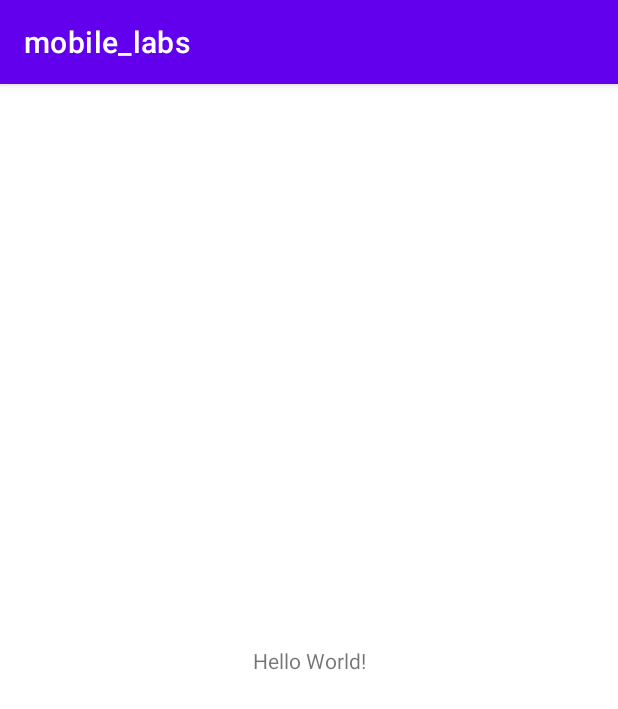
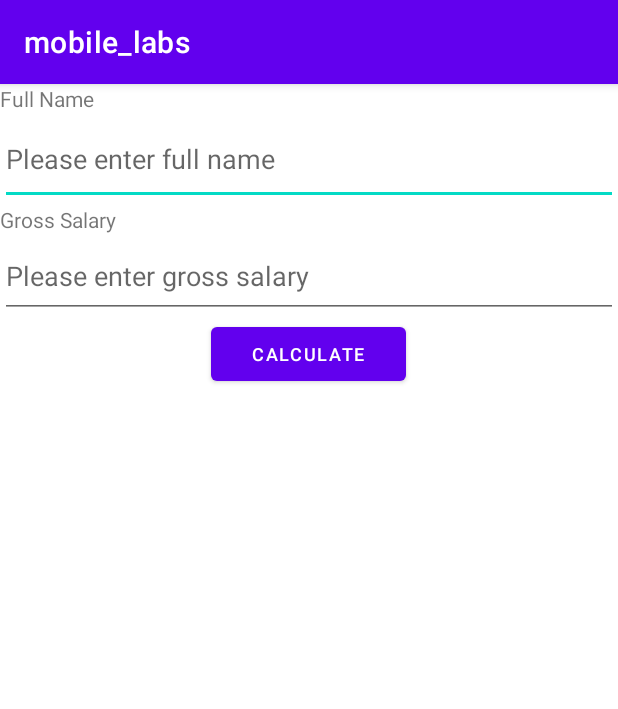
Before and after one commit to huylamuit/mobile_labs_20521389, an Android app: the screen it shows after launch (MainActivity), on a phone screen of 412 x 824 dp. Shown: the top 709 px of the screen. Run offline under Robolectric (Android 15) with nearby library versions, the phone set to English and light mode, and no system bars.

Commit message:
first commit

```diff
--- a/app/src/main/java/com/example/mobile_labs/MainActivity.kt
+++ b/app/src/main/java/com/example/mobile_labs/MainActivity.kt
@@ -1,11 +1,37 @@
 package com.example.mobile_labs
 
+import android.annotation.SuppressLint
 import androidx.appcompat.app.AppCompatActivity
 import android.os.Bundle
+import android.widget.*
 
 class MainActivity : AppCompatActivity() {
+    @SuppressLint("MissingInflatedId")
     override fun onCreate(savedInstanceState: Bundle?) {
         super.onCreate(savedInstanceState)
         setContentView(R.layout.activity_main)
+        println("hello")
+        var a:Person = Person()
+
+        val arrayAdapter: ArrayAdapter<*>
+
+        val result:MutableList<String> = mutableListOf()
+
+        val txtName = findViewById<EditText>(R.id.editTextTextPersonName)
+        val txtSalary = findViewById<EditText>(R.id.editSalary)
+        val btnCal = findViewById<Button>(R.id.button)
+        btnCal.setOnClickListener(){
+            val arrayAdapter: ArrayAdapter<*>
+
+            a.name = txtName.text.toString()
+            a.salary =txtSalary.text.toString().toDouble()
+            a.salary = a.calGrossSalary()
+            result.add(a.printInfo())
+            var mListView = findViewById<ListView>(R.id.listResult)
+            arrayAdapter = ArrayAdapter(this,
+                android.R.layout.simple_list_item_1,0, result.toTypedArray())
+            mListView.adapter = arrayAdapter
+        }
+
     }
 }
--- a/app/src/main/res/layout/activity_main.xml
+++ b/app/src/main/res/layout/activity_main.xml
@@ -1,18 +1,54 @@
 <?xml version="1.0" encoding="utf-8"?>
-<androidx.constraintlayout.widget.ConstraintLayout xmlns:android="http://schemas.android.com/apk/res/android"
-    xmlns:app="http://schemas.android.com/apk/res-auto"
-    xmlns:tools="http://schemas.android.com/tools"
+<ScrollView xmlns:android="http://schemas.android.com/apk/res/android"
+    android:id="@+id/scrollView"
     android:layout_width="match_parent"
-    android:layout_height="match_parent"
-    tools:context=".MainActivity">
+    android:layout_height="wrap_content">
 
-    <TextView
-        android:layout_width="wrap_content"
+
+    <LinearLayout
+        android:layout_width="match_parent"
         android:layout_height="wrap_content"
-        android:text="Hello World!"
-        app:layout_constraintBottom_toBottomOf="parent"
-        app:layout_constraintEnd_toEndOf="parent"
-        app:layout_constraintStart_toStartOf="parent"
-        app:layout_constraintTop_toTopOf="parent" />
+        android:orientation="vertical">
 
-</androidx.constraintlayout.widget.ConstraintLayout>
+        <TextView
+            android:id="@+id/textView"
+            android:layout_width="match_parent"
+            android:layout_height="wrap_content"
+            android:text="Full Name" />
+
+        <EditText
+            android:id="@+id/editTextTextPersonName"
+            android:layout_width="match_parent"
+            android:layout_height="61dp"
+            android:ems="10"
+            android:hint="Please enter full name"
+            android:inputType="textPersonName" />
+
+        <TextView
+            android:id="@+id/lblGrossSalary"
+            android:layout_width="match_parent"
+            android:layout_height="wrap_content"
+            android:text="Gross Salary" />
+
+        <EditText
+            android:id="@+id/editSalary"
+            android:layout_width="match_parent"
+            android:layout_height="56dp"
+            android:ems="10"
+            android:hint="Please enter gross salary"
+            android:inputType="number" />
+
+        <Button
+            android:id="@+id/button"
+            android:layout_width="130dp"
+            android:layout_height="wrap_content"
+            android:layout_gravity="center_horizontal"
+            android:text="Calculate"
+            android:textSize="12sp" />
+
+        <ListView
+            android:id="@+id/listResult"
+            android:layout_width="match_parent"
+            android:layout_height="450dp" />
+    </LinearLayout>
+</ScrollView>
```
Also changed, not shown: app/src/main/java/com/example/mobile_labs/Person.kt (added, +27 -0 lines).
